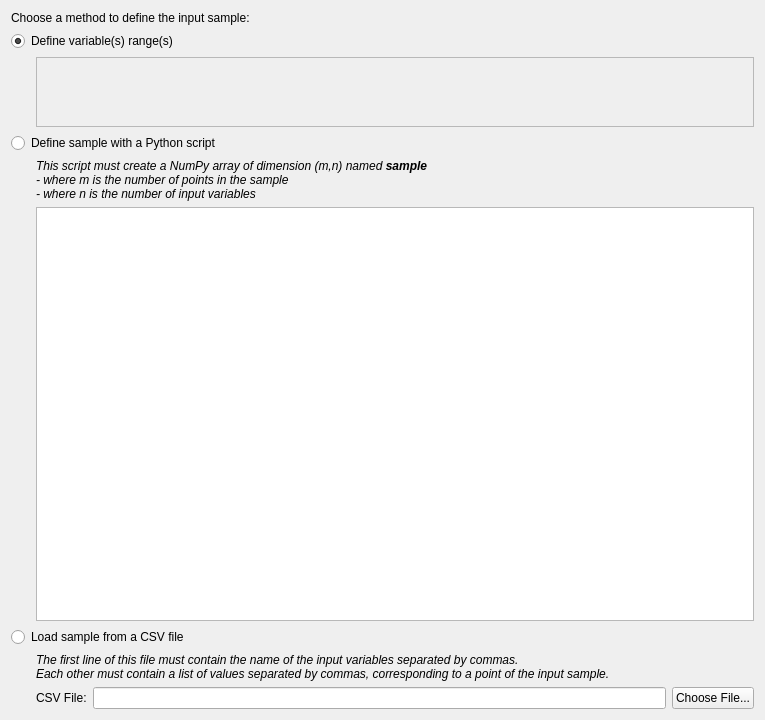
Qt form src/salome/parametric/gui/definevalues.ui (x3-apptech/salome-modules-parametric) before a commit.
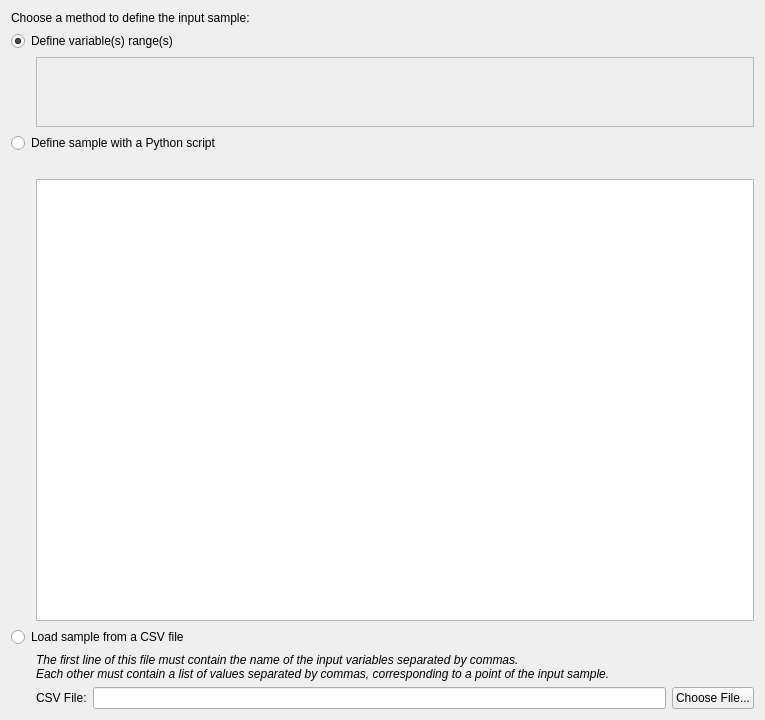
The same form after that commit.

Commit message: Add definition of input sample with Python script

What changed in the file:
```diff
--- a/src/salome/parametric/gui/definevalues.ui
+++ b/src/salome/parametric/gui/definevalues.ui
@@ -116,7 +116,7 @@
           </font>
          </property>
          <property name="text">
-          <string>This script must create a NumPy array of dimension (m,n) named &lt;b&gt;sample&lt;/b&gt;&lt;br&gt;- where m is the number of points in the sample&lt;br&gt;- where n is the number of input variables</string>
+          <string/>
          </property>
         </widget>
        </item>
```
The commit also changes 3 other files.
